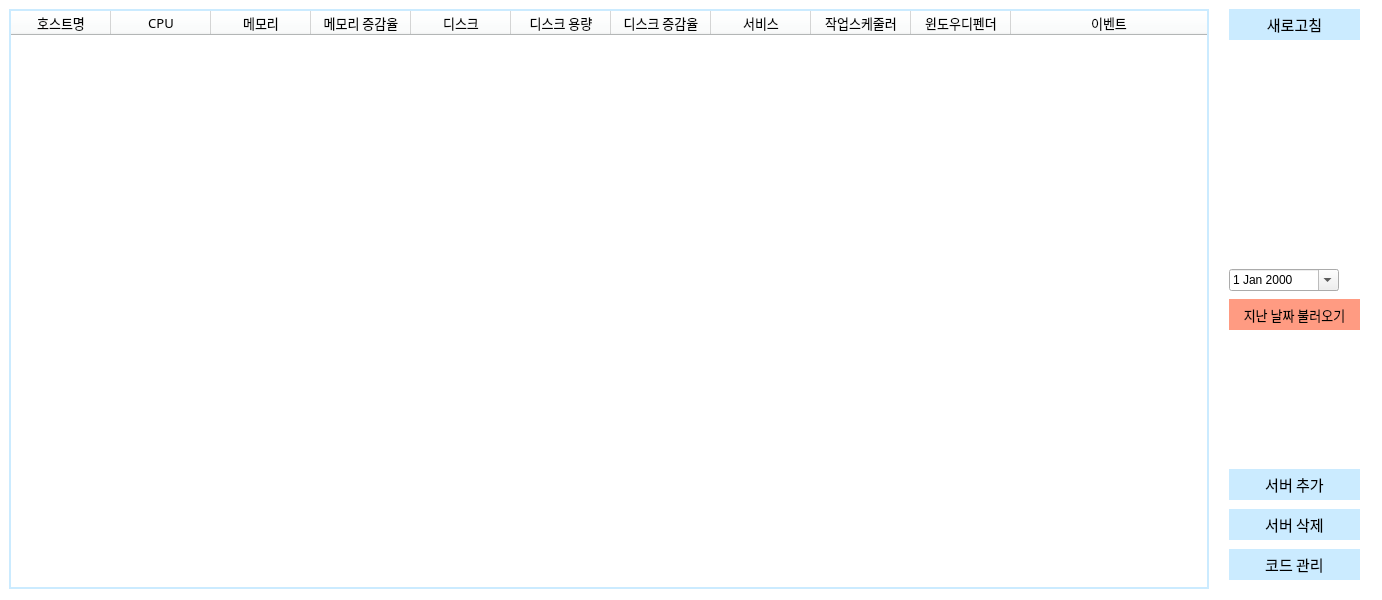
This is ui/MainForm.ui in za5321/CheckTool as Qt 5 draws it before an edit. The edited form follows.
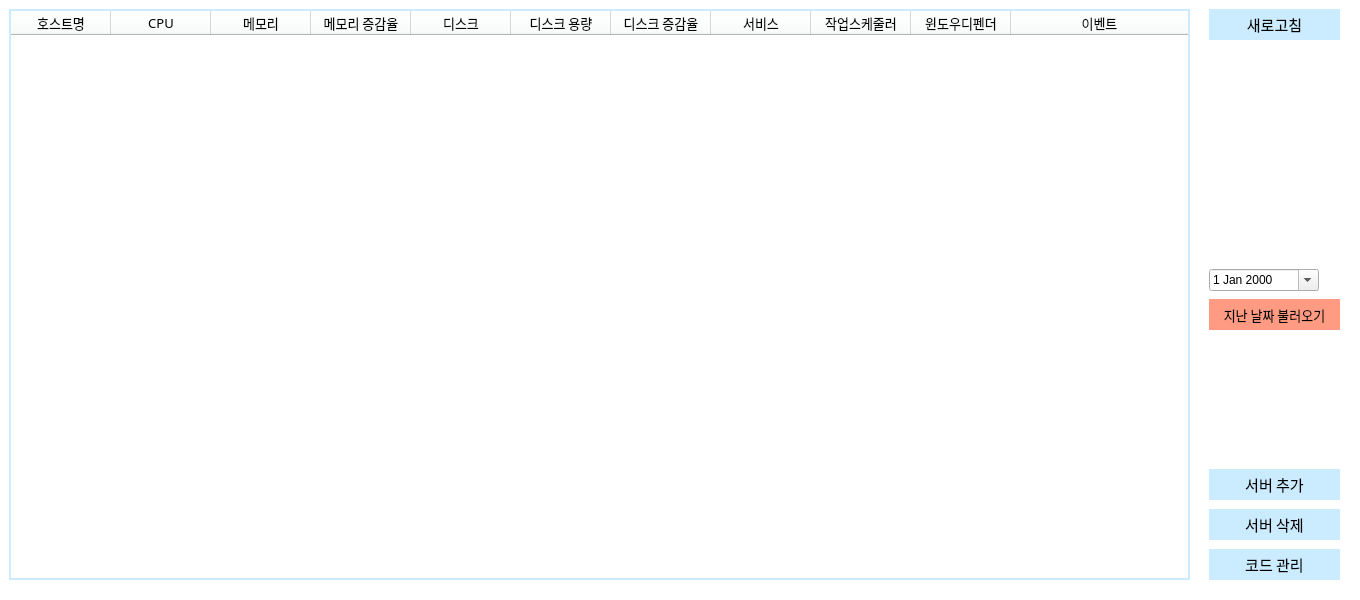
This is the edited form.

Commit message: Updated InsertSvr and MainForm ui

Diff of the .ui file:
```diff
--- a/ui/MainForm.ui
+++ b/ui/MainForm.ui
@@ -6,10 +6,28 @@
    <rect>
     <x>0</x>
     <y>0</y>
-    <width>1382</width>
+    <width>1360</width>
     <height>600</height>
    </rect>
   </property>
+  <property name="sizePolicy">
+   <sizepolicy hsizetype="Fixed" vsizetype="Fixed">
+    <horstretch>0</horstretch>
+    <verstretch>0</verstretch>
+   </sizepolicy>
+  </property>
+  <property name="minimumSize">
+   <size>
+    <width>1360</width>
+    <height>600</height>
+   </size>
+  </property>
+  <property name="maximumSize">
+   <size>
+    <width>1360</width>
+    <height>600</height>
+   </size>
+  </property>
   <property name="font">
    <font>
     <family>NanumGothic</family>
@@ -45,8 +63,8 @@
         <rect>
          <x>0</x>
          <y>0</y>
-         <width>1200</width>
-         <height>580</height>
+         <width>1181</width>
+         <height>571</height>
         </rect>
        </property>
        <property name="styleSheet">
@@ -226,7 +244,7 @@
       <widget class="QToolButton" name="toolBtn3">
        <property name="geometry">
         <rect>
-         <x>1220</x>
+         <x>1200</x>
          <y>500</y>
          <width>131</width>
          <height>31</height>
@@ -251,7 +269,7 @@
       <widget class="QToolButton" name="toolBtn1">
        <property name="geometry">
         <rect>
-         <x>1220</x>
+         <x>1200</x>
          <y>0</y>
          <width>131</width>
          <height>31</height>
@@ -276,7 +294,7 @@
       <widget class="QToolButton" name="toolBtn2">
        <property name="geometry">
         <rect>
-         <x>1220</x>
+         <x>1200</x>
          <y>460</y>
          <width>131</width>
          <height>31</height>
@@ -301,7 +319,7 @@
       <widget class="QToolButton" name="toolBtn4">
        <property name="geometry">
         <rect>
-         <x>1220</x>
+         <x>1200</x>
          <y>290</y>
          <width>131</width>
          <height>31</height>
@@ -326,7 +344,7 @@
       <widget class="QDateEdit" name="dateEdit1">
        <property name="geometry">
         <rect>
-         <x>1220</x>
+         <x>1200</x>
          <y>260</y>
          <width>110</width>
          <height>22</height>
@@ -339,7 +357,7 @@
       <widget class="QToolButton" name="toolBtn5">
        <property name="geometry">
         <rect>
-         <x>1220</x>
+         <x>1200</x>
          <y>540</y>
          <width>131</width>
          <height>31</height>
```
The commit also changes 4 other files.
